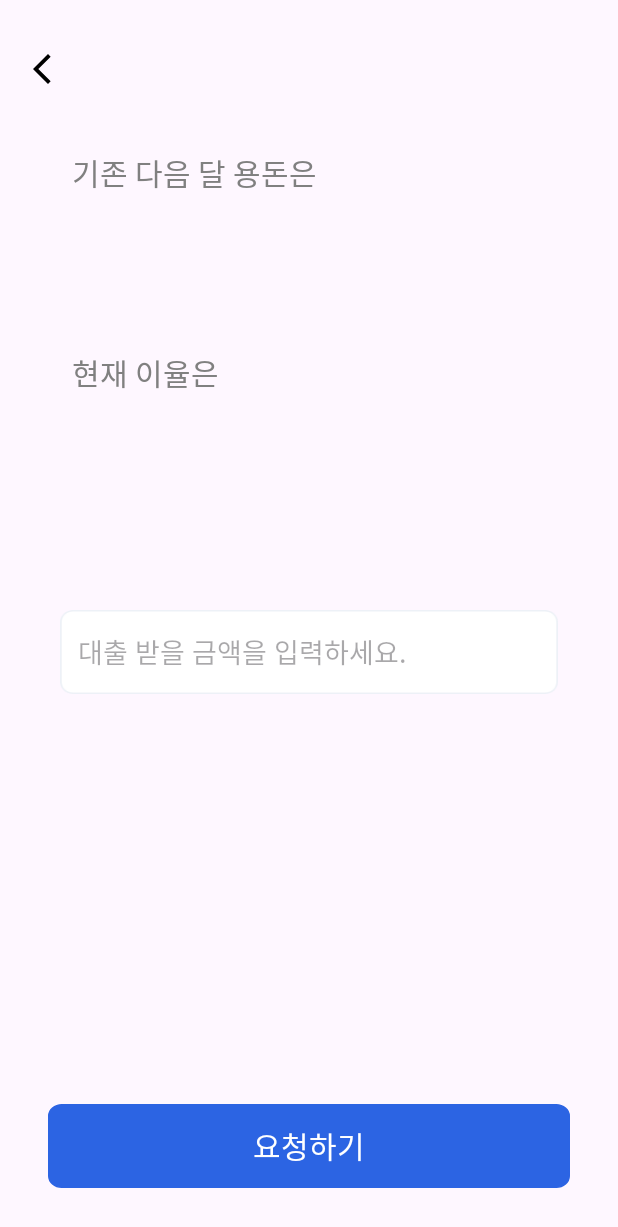
After one commit to dyddn3994/prefin, an Android app: the fragment LoanApplicationFragment shown on its own in the app's theme, on a phone screen of 412 x 824 dp. The commit adds this screen. Shown: the top 1227 px of the screen. Run offline under Robolectric (Android 15) with nearby library versions, the phone set to English and light mode, and no system bars.

Commit message:
Feat: 자녀 대출 신청 화면 구현

```diff
--- /dev/null
+++ b/mobile/Prefin/app/src/main/java/com/prefin/ui/loan/LoanApplicationFragment.kt
@@ -0,0 +1,60 @@
+package com.prefin.ui.loan
+
+import android.os.Bundle
+import androidx.fragment.app.Fragment
+import android.view.LayoutInflater
+import android.view.View
+import android.view.ViewGroup
+import com.prefin.R
+
+// TODO: Rename parameter arguments, choose names that match
+// the fragment initialization parameters, e.g. ARG_ITEM_NUMBER
+private const val ARG_PARAM1 = "param1"
+private const val ARG_PARAM2 = "param2"
+
+/**
+ * A simple [Fragment] subclass.
+ * Use the [LoanApplicationFragment.newInstance] factory method to
+ * create an instance of this fragment.
+ */
+class LoanApplicationFragment : Fragment() {
+    // TODO: Rename and change types of parameters
+    private var param1: String? = null
+    private var param2: String? = null
+
+    override fun onCreate(savedInstanceState: Bundle?) {
+        super.onCreate(savedInstanceState)
+        arguments?.let {
+            param1 = it.getString(ARG_PARAM1)
+            param2 = it.getString(ARG_PARAM2)
+        }
+    }
+
+    override fun onCreateView(
+        inflater: LayoutInflater, container: ViewGroup?,
+        savedInstanceState: Bundle?
+    ): View? {
+        // Inflate the layout for this fragment
+        return inflater.inflate(R.layout.fragment_loan_application, container, false)
+    }
+
+    companion object {
+        /**
+         * Use this factory method to create a new instance of
+         * this fragment using the provided parameters.
+         *
+         * @param param1 Parameter 1.
+         * @param param2 Parameter 2.
+         * @return A new instance of fragment LoanApplicationFragment.
+         */
+        // TODO: Rename and change types and number of parameters
+        @JvmStatic
+        fun newInstance(param1: String, param2: String) =
+            LoanApplicationFragment().apply {
+                arguments = Bundle().apply {
+                    putString(ARG_PARAM1, param1)
+                    putString(ARG_PARAM2, param2)
+                }
+            }
+    }
+}
--- a/mobile/Prefin/app/src/main/res/layout/fragment_account.xml
+++ b/mobile/Prefin/app/src/main/res/layout/fragment_account.xml
@@ -7,7 +7,7 @@
     tools:context=".ui.account.AccountFragment">
 
     <ImageView
-        android:id="@+id/fragment_sign_up_back_button"
+        android:id="@+id/fragment_account_back_button"
         android:layout_width="wrap_content"
         android:layout_height="wrap_content"
         android:src="@drawable/ic_arrow_back"
--- /dev/null
+++ b/mobile/Prefin/app/src/main/res/layout/fragment_loan_application.xml
@@ -0,0 +1,95 @@
+<?xml version="1.0" encoding="utf-8"?>
+<androidx.constraintlayout.widget.ConstraintLayout xmlns:android="http://schemas.android.com/apk/res/android"
+    xmlns:tools="http://schemas.android.com/tools"
+    android:layout_width="match_parent"
+    android:layout_height="match_parent"
+    xmlns:app="http://schemas.android.com/apk/res-auto"
+    tools:context=".ui.loan.LoanApplicationFragment">
+
+    <ImageView
+        android:id="@+id/fragment_loan_application_back_button"
+        android:layout_width="wrap_content"
+        android:layout_height="wrap_content"
+        android:src="@drawable/ic_arrow_back"
+        android:layout_marginStart="16dp"
+        android:layout_marginTop="34dp"
+        app:layout_constraintStart_toStartOf="parent"
+        app:layout_constraintTop_toTopOf="parent"
+        />
+
+    <TextView
+        android:id="@+id/fragment_loan_application_before_pinmoney_title_text_view"
+        android:layout_width="wrap_content"
+        android:layout_height="wrap_content"
+        android:text="기존 다음 달 용돈은"
+        style="@style/Text.regular.Size20"
+        android:textColor="@color/gray"
+        android:layout_marginStart="48dp"
+        android:layout_marginTop="100dp"
+        app:layout_constraintStart_toStartOf="parent"
+        app:layout_constraintTop_toTopOf="parent"
+        />
+
+    <TextView
+        android:id="@+id/fragment_loan_application_before_pinmoney_text_view"
+        android:layout_width="wrap_content"
+        android:layout_height="wrap_content"
+        tools:text="200,000원 입니다."
+        style="@style/Text.regular.Size20"
+        android:layout_marginTop="16dp"
+        app:layout_constraintStart_toStartOf="@+id/fragment_loan_application_before_pinmoney_title_text_view"
+        app:layout_constraintTop_toBottomOf="@+id/fragment_loan_application_before_pinmoney_title_text_view"
+        />
+
+    <TextView
+        android:id="@+id/fragment_loan_application_interest_rate_title_text_view"
+        android:layout_width="wrap_content"
+        android:layout_height="wrap_content"
+        android:text="현재 이율은"
+        style="@style/Text.regular.Size20"
+        android:textColor="@color/gray"
+        android:layout_marginTop="60dp"
+        app:layout_constraintStart_toStartOf="@+id/fragment_loan_application_before_pinmoney_title_text_view"
+        app:layout_constraintTop_toBottomOf="@+id/fragment_loan_application_before_pinmoney_text_view"
+        />
+
+    <TextView
+        android:id="@+id/fragment_loan_application_interest_rate_text_view"
+        android:layout_width="wrap_content"
+        android:layout_height="wrap_content"
+        tools:text="1.2% 입니다."
+        style="@style/Text.regular.Size20"
+        android:layout_marginTop="16dp"
+        app:layout_constraintStart_toStartOf="@+id/fragment_loan_application_interest_rate_title_text_view"
+        app:layout_constraintTop_toBottomOf="@+id/fragment_loan_application_interest_rate_title_text_view"
+        />
+
+    <EditText
+        android:id="@+id/fragment_loan_application_amount_edit_text"
+        android:layout_width="match_parent"
+        android:layout_height="wrap_content"
+        android:hint="대출 받을 금액을 입력하세요."
+        android:background="@drawable/edittext_rectangle_24"
+        android:paddingStart="12dp"
+        android:layout_marginHorizontal="40dp"
+        android:layout_marginTop="100dp"
+        app:layout_constraintTop_toBottomOf="@+id/fragment_loan_application_interest_rate_text_view"
+        />
+
+    <android.widget.Button
+        android:id="@+id/fragment_pin_money_send_button"
+        android:layout_width="match_parent"
+        android:layout_height="wrap_content"
+        android:text="요청하기"
+        style="@style/Text.regular.Size20"
+        android:textColor="@color/white"
+        android:background="@drawable/button_rectangle_81"
+        android:backgroundTint="@color/colorPrimary"
+        android:layout_marginBottom="32dp"
+        android:layout_marginHorizontal="32dp"
+        app:layout_constraintStart_toStartOf="parent"
+        app:layout_constraintEnd_toEndOf="parent"
+        app:layout_constraintBottom_toBottomOf="parent"
+        />
+
+</androidx.constraintlayout.widget.ConstraintLayout>
--- a/mobile/Prefin/app/src/main/res/layout/fragment_pin_money_regist.xml
+++ b/mobile/Prefin/app/src/main/res/layout/fragment_pin_money_regist.xml
@@ -7,7 +7,7 @@
     tools:context=".ui.account.PinMoneyRegistFragment">
 
     <ImageView
-        android:id="@+id/fragment_sign_up_back_button"
+        android:id="@+id/fragment_pin_money_regist_back_button"
         android:layout_width="wrap_content"
         android:layout_height="wrap_content"
         android:src="@drawable/ic_arrow_back"
--- a/mobile/Prefin/app/src/main/res/layout/fragment_pin_money_send.xml
+++ b/mobile/Prefin/app/src/main/res/layout/fragment_pin_money_send.xml
@@ -7,7 +7,7 @@
     tools:context=".ui.account.PinMoneySendFragment">
 
     <ImageView
-        android:id="@+id/fragment_sign_up_back_button"
+        android:id="@+id/fragment_pin_money_send_back_button"
         android:layout_width="wrap_content"
         android:layout_height="wrap_content"
         android:src="@drawable/ic_arrow_back"
--- a/mobile/Prefin/app/src/main/res/layout/fragment_saving.xml
+++ b/mobile/Prefin/app/src/main/res/layout/fragment_saving.xml
@@ -7,7 +7,7 @@
     tools:context=".ui.saving.SavingFragment">
 
     <ImageView
-        android:id="@+id/fragment_sign_up_back_button"
+        android:id="@+id/fragment_saving_back_button"
         android:layout_width="wrap_content"
         android:layout_height="wrap_content"
         android:src="@drawable/ic_arrow_back"
--- a/mobile/Prefin/app/src/main/res/layout/fragment_saving_home.xml
+++ b/mobile/Prefin/app/src/main/res/layout/fragment_saving_home.xml
@@ -7,7 +7,7 @@
     tools:context=".ui.saving.SavingHomeFragment">
 
     <ImageView
-        android:id="@+id/fragment_sign_up_back_button"
+        android:id="@+id/fragment_saving_home_back_button"
         android:layout_width="wrap_content"
         android:layout_height="wrap_content"
         android:src="@drawable/ic_arrow_back"
--- a/mobile/Prefin/app/src/main/res/layout/fragment_withdraw.xml
+++ b/mobile/Prefin/app/src/main/res/layout/fragment_withdraw.xml
@@ -7,7 +7,7 @@
     tools:context=".ui.saving.WithdrawFragment">
 
     <ImageView
-        android:id="@+id/fragment_sign_up_back_button"
+        android:id="@+id/fragment_withdraw_back_button"
         android:layout_width="wrap_content"
         android:layout_height="wrap_content"
         android:src="@drawable/ic_arrow_back"
```
